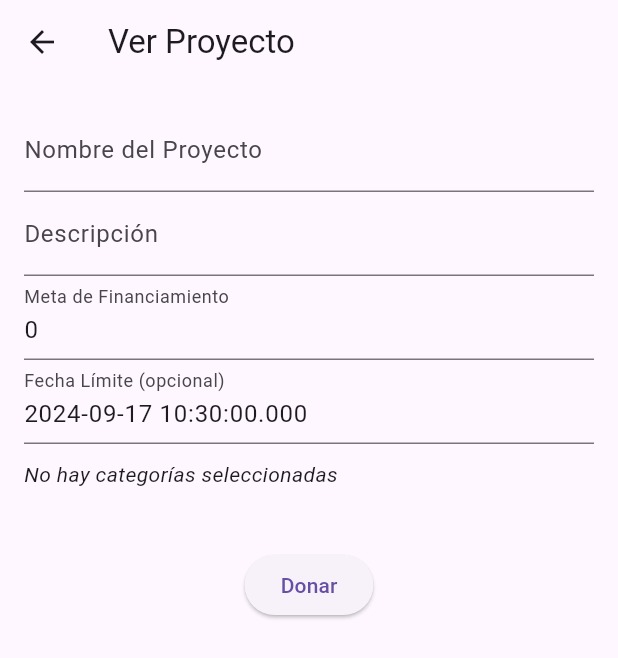
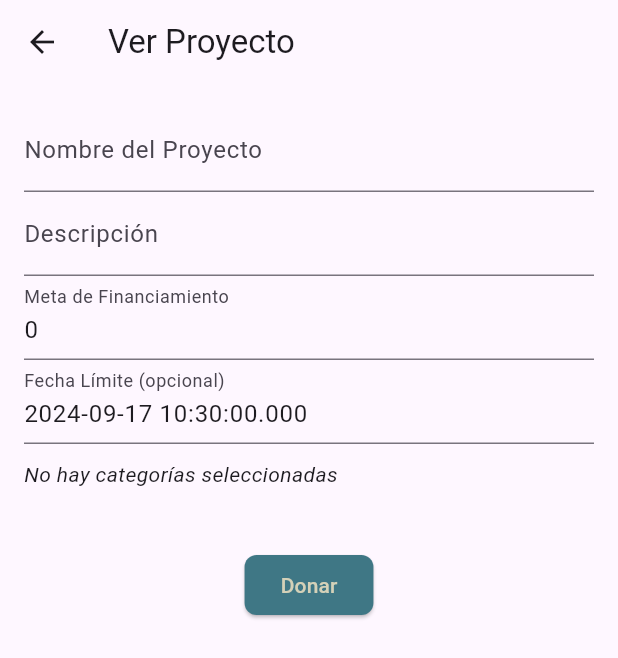
Before and after one commit to estebans0/PRY_Reque, a Flutter app: the ProjectInformationScreen screen opened directly with empty values, on a phone screen of 412 x 824 dp. Shown: the top 658 px of the screen. Run offline on Flutter 3.47's test engine with Material 3 defaults, Android fonts, the phone set to English and light mode, and no system bars; our stand-ins replace cloud_firestore, firebase_auth, firebase_core; missing offline and left inert: dart:html; accounts and stored records are empty.

Commit message:
Diseño al botón donar

```diff
--- a/lib/views/donation_button.dart
+++ b/lib/views/donation_button.dart
@@ -9,7 +9,6 @@ class DonationButton extends StatelessWidget {
   final VoidCallback onDonationComplete;
   final UserMethods _userModel = UserMethods();
   final NotificationsModel _notificationModel = NotificationsModel();
-
 
   DonationButton({
     required this.projectId,
@@ -52,9 +51,11 @@ class DonationButton extends StatelessWidget {
                           content: Text('Donación realizada con éxito')));
 
                       // Manda la notificacion al creador sobre una nueva donacion
-                      var projectData = await _controller.getProjectData(projectId!);
+                      var projectData =
+                          await _controller.getProjectData(projectId!);
                       var ownerId = projectData['user_id'];
-                      String emailOwner = await _userModel.getEmailbyID(ownerId);
+                      String emailOwner =
+                          await _userModel.getEmailbyID(ownerId);
                       _notificationModel.sendNotifEmail(emailOwner);
 
                       //Refresca el balance
@@ -100,7 +101,16 @@ class DonationButton extends StatelessWidget {
       onPressed: () {
         showDonationPopup(context); //Mostrar el popup para ingresar monto
       },
-      child: const Text("Donar"),
+      style: ElevatedButton.styleFrom(
+        backgroundColor: const Color.fromARGB(255, 63, 119, 133),
+        shape: RoundedRectangleBorder(
+          borderRadius: BorderRadius.circular(8.0),
+        ),
+      ),
+      child: const Text(
+        "Donar",
+        style: TextStyle(color: Color.fromARGB(255, 212, 209, 184)),
+      ),
     );
   }
 }
--- a/lib/views/wallet_screen.dart
+++ b/lib/views/wallet_screen.dart
@@ -45,8 +45,8 @@ class _WalletScreenState extends State<WalletScreen> {
           //cuadro principal
           Center(
             child: Container(
-              width: 440,
-              height: 340,
+              width: 435,
+              height: 360,
               padding: EdgeInsets.all(20),
               decoration: BoxDecoration(
                 color: Color.fromARGB(255, 213, 209, 184),
@@ -118,7 +118,7 @@ class _WalletScreenState extends State<WalletScreen> {
                           } else {
                             return Container(
                               width: 230,
-                              height: 220,
+                              height: 240,
                               padding: const EdgeInsets.all(16.0),
                               decoration: BoxDecoration(
                                 color: const Color.fromARGB(255, 223, 220,
```
